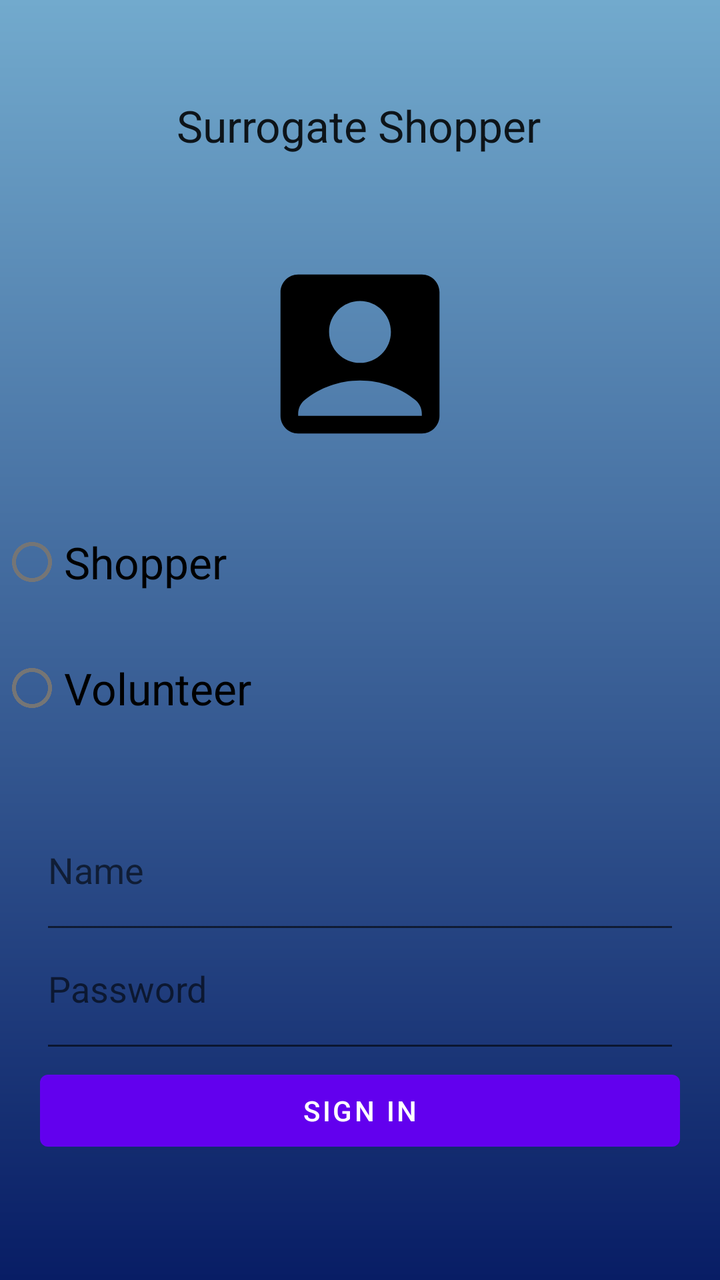
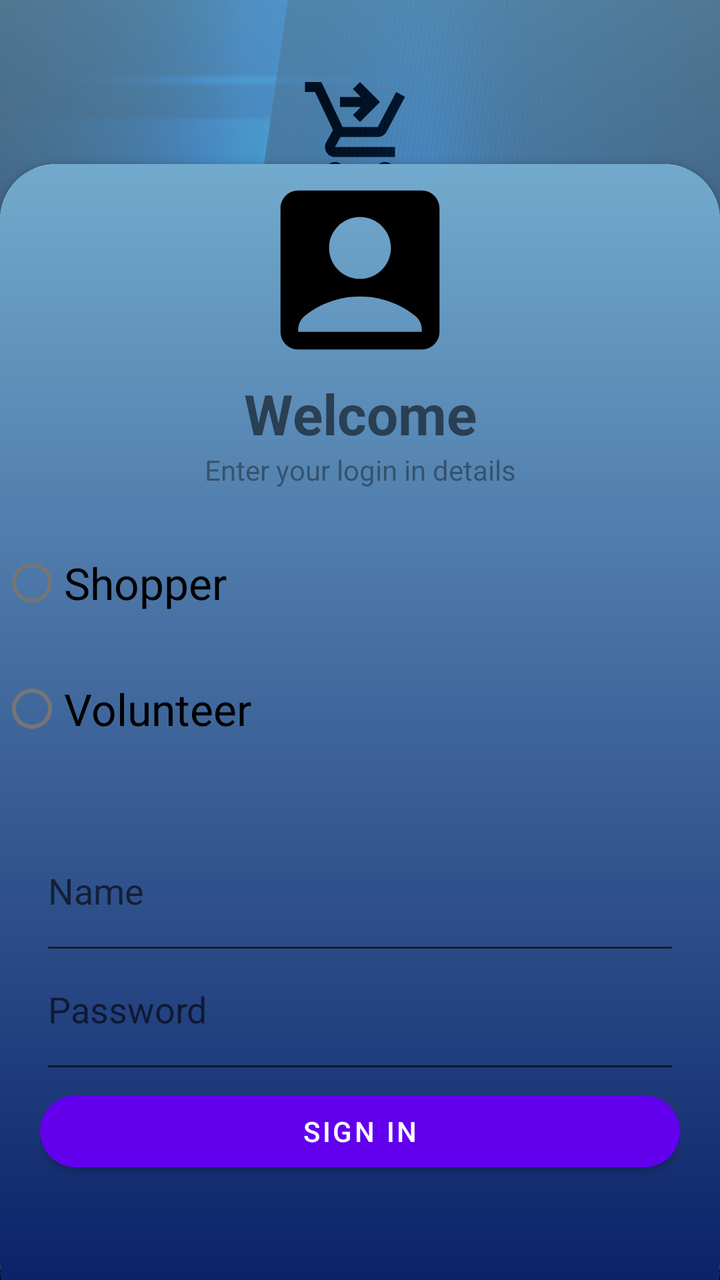

Two renders of the same Android screen: before a commit and after it. Below are the layout's source before the change and the commit's diff.
<!-- AndroidManifest.xml: activity theme Theme.MaterialComponents.DayNight.NoActionBar -->
<!-- res/layout/activity_main.xml -->
<?xml version="1.0" encoding="utf-8"?>
<androidx.constraintlayout.widget.ConstraintLayout xmlns:android="http://schemas.android.com/apk/res/android"
    xmlns:app="http://schemas.android.com/apk/res-auto"
    xmlns:tools="http://schemas.android.com/tools"
    android:layout_width="match_parent"
    android:layout_height="match_parent"
    android:background="@drawable/pgae_bg"
    tools:context=".MainActivity">


    <LinearLayout
        android:layout_width="match_parent"
        android:layout_height="wrap_content"
        android:layout_marginTop="124dp"
        android:gravity="center"
        android:orientation="vertical"
        app:layout_constraintTop_toTopOf="parent"
        tools:layout_editor_absoluteX="16dp">

        <ImageView
            android:layout_width="136dp"
            android:layout_height="106dp"
            android:src="@drawable/account_icon">

        </ImageView>

        <TextView
            android:id="@+id/textView"
            android:layout_width="match_parent"
            android:layout_height="wrap_content" />

        <RadioGroup
            android:layout_width="match_parent"
            android:layout_height="match_parent">

            <RadioButton
                android:id="@+id/radShopper"
                android:layout_width="match_parent"
                android:layout_height="64dp"
                android:text="Shopper"
                android:textAppearance="@style/TextAppearance.AppCompat.Large" />

            <RadioButton
                android:id="@+id/radVolunteer"
                android:layout_width="match_parent"
                android:layout_height="62dp"
                android:text="Volunteer"
                android:textAppearance="@style/TextAppearance.AppCompat.Large" />

        </RadioGroup>

        <LinearLayout
            android:layout_width="match_parent"
            android:layout_height="match_parent"
            android:orientation="vertical"
            android:padding="20dp">

            <EditText
                android:id="@+id/etName"
                android:layout_width="match_parent"
                android:layout_height="77dp"
                android:ems="10"
                android:hint="Name"

                android:inputType="textPersonName" />

            <EditText
                android:id="@+id/etPassword"
                android:layout_width="match_parent"
                android:layout_height="wrap_content"
                android:ems="10"
                android:hint="Password"
                android:inputType="textPassword"
                android:paddingBottom="25dp" />

            <Button
                android:id="@+id/btnSign"
                android:layout_width="match_parent"
                android:layout_height="wrap_content"
                android:text="Sign In"

                />
        </LinearLayout>


    </LinearLayout>

    <TextView
        android:id="@+id/textView2"
        android:layout_width="wrap_content"
        android:layout_height="wrap_content"
        android:layout_marginTop="48dp"
        android:text="Surrogate Shopper"
        android:textAppearance="@style/TextAppearance.AppCompat.Large"
        app:layout_constraintEnd_toEndOf="parent"
        app:layout_constraintHorizontal_bias="0.498"
        app:layout_constraintStart_toStartOf="parent"
        app:layout_constraintTop_toTopOf="parent" />


</androidx.constraintlayout.widget.ConstraintLayout>
<!-- resources referenced by this layout -->
<resources>
  <!-- drawable account_icon (drawable) -->
  <vector android:height="24dp" android:tint="#000000"
      android:viewportHeight="24" android:viewportWidth="24"
      android:width="24dp" xmlns:android="http://schemas.android.com/apk/res/android">
      <path android:fillColor="@android:color/white" android:pathData="M19,3H5C3.9,3 3,3.9 3,5v14c0,1.1 0.9,2 2,2h14c1.1,0 2,-0.9 2,-2V5C21,3.9 20.1,3 19,3zM12,6c1.93,0 3.5,1.57 3.5,3.5c0,1.93 -1.57,3.5 -3.5,3.5s-3.5,-1.57 -3.5,-3.5C8.5,7.57 10.07,6 12,6zM19,19H5v-0.23c0,-0.62 0.28,-1.2 0.76,-1.58C7.47,15.82 9.64,15 12,15s4.53,0.82 6.24,2.19c0.48,0.38 0.76,0.97 0.76,1.58V19z"/>
  </vector>
  <!-- drawable pgae_bg (drawable) -->
  <?xml version="1.0" encoding="utf-8"?>
  <shape xmlns:android="http://schemas.android.com/apk/res/android">
  
      <gradient android:type="linear" android:angle="100" android:startColor="#72AACD" android:endColor="#081D65"/>
  
  </shape>
</resources>

<!-- the commit's change to res/layout/activity_main.xml (unified diff, before → after) -->
@@ -1,101 +1,166 @@
 <?xml version="1.0" encoding="utf-8"?>
-<androidx.constraintlayout.widget.ConstraintLayout xmlns:android="http://schemas.android.com/apk/res/android"
+<RelativeLayout xmlns:android="http://schemas.android.com/apk/res/android"
     xmlns:app="http://schemas.android.com/apk/res-auto"
     xmlns:tools="http://schemas.android.com/tools"
     android:layout_width="match_parent"
     android:layout_height="match_parent"
-    android:background="@drawable/pgae_bg"
+   android:background="@drawable/backg"
     tools:context=".MainActivity">
 
 
-    <LinearLayout
+    <RelativeLayout
         android:layout_width="match_parent"
-        android:layout_height="wrap_content"
-        android:layout_marginTop="124dp"
-        android:gravity="center"
-        android:orientation="vertical"
-        app:layout_constraintTop_toTopOf="parent"
-        tools:layout_editor_absoluteX="16dp">
-
-        <ImageView
-            android:layout_width="136dp"
-            android:layout_height="106dp"
-            android:src="@drawable/account_icon">
-
-        </ImageView>
-
-        <TextView
-            android:id="@+id/textView"
-            android:layout_width="match_parent"
-            android:layout_height="wrap_content" />
-
-        <RadioGroup
-            android:layout_width="match_parent"
-            android:layout_height="match_parent">
-
-            <RadioButton
-                android:id="@+id/radShopper"
-                android:layout_width="match_parent"
-                android:layout_height="64dp"
-                android:text="Shopper"
-                android:textAppearance="@style/TextAppearance.AppCompat.Large" />
-
-            <RadioButton
-                android:id="@+id/radVolunteer"
-                android:layout_width="match_parent"
-                android:layout_height="62dp"
-                android:text="Volunteer"
-                android:textAppearance="@style/TextAppearance.AppCompat.Large" />
-
-        </RadioGroup>
+        android:layout_height="match_parent"
+        android:alpha="0.7"
+        android:background="@drawable/pgae_bg">
 
         <LinearLayout
             android:layout_width="match_parent"
+            android:layout_height="175dp"
+
+            android:layout_marginBottom="21dp"
+            android:gravity="center"
+
+            android:orientation="vertical"
+            android:padding="28dp">
+
+            <ImageView
+                android:layout_width="wrap_content"
+                android:layout_height="wrap_content"
+                android:src="@drawable/logo_icon"></ImageView>
+
+            <TextView
+                android:layout_width="wrap_content"
+                android:layout_height="wrap_content"
+                android:fontFamily="sans-serif-medium"
+                android:text="Surrogate Shopper"
+                android:textColor="@color/black"
+                android:textSize="32sp"
+                android:textStyle="bold"></TextView>
+
+        </LinearLayout>
+
+        <LinearLayout
+            android:layout_width="match_parent"
+            android:layout_height="wrap_content"
+            android:layout_alignParentTop="true"
+            android:layout_marginTop="180dp"
+            android:gravity="center"
+            android:orientation="vertical"
+            app:layout_constraintTop_toTopOf="parent"
+            tools:layout_editor_absoluteX="0dp">
+
+
+        </LinearLayout>
+    </RelativeLayout>
+
+    <androidx.cardview.widget.CardView
+        android:layout_width="match_parent"
+        android:layout_height="wrap_content"
+        android:layout_alignParentBottom="true"
+        app:cardCornerRadius="28dp"
+        android:layout_marginBottom="-20dp"
+
+>
+s
+        <LinearLayout
+            android:layout_width="match_parent"
             android:layout_height="match_parent"
+            android:gravity="center"
             android:orientation="vertical"
-            android:padding="20dp">
+            android:background="@drawable/pgae_bg">
 
-            <EditText
-                android:id="@+id/etName"
-                android:layout_width="match_parent"
-                android:layout_height="77dp"
-                android:ems="10"
-                android:hint="Name"
+            <ImageView
+                android:layout_width="136dp"
+                android:layout_height="106dp"
+                android:src="@drawable/account_icon">
 
-                android:inputType="textPersonName" />
+            </ImageView>
 
-            <EditText
-                android:id="@+id/etPassword"
+            <TextView
+                android:id="@+id/welcomeLogin"
                 android:layout_width="match_parent"
                 android:layout_height="wrap_content"
-                android:ems="10"
-                android:hint="Password"
-                android:inputType="textPassword"
-                android:paddingBottom="25dp" />
+                android:text="Welcome"
+                android:gravity="center"
+                android:textSize="28sp"
+                android:textStyle="bold" />
 
-            <Button
-                android:id="@+id/btnSign"
+            <TextView
+                android:id="@+id/enterDetails"
                 android:layout_width="match_parent"
                 android:layout_height="wrap_content"
-                android:text="Sign In"
+                android:alpha="0.7"
+                android:gravity="center"
+                android:text="Enter your login in details" />
 
-                />
-        </LinearLayout>
+            <View
+                android:layout_width="wrap_content"
+                android:layout_height="15dp"></View>
+            <RadioGroup
+                android:layout_width="match_parent"
+                android:layout_height="match_parent">
+
+                <RadioButton
+                    android:id="@+id/radShopper"
+                    android:layout_width="match_parent"
+                    android:layout_height="64dp"
+                    android:text="Shopper"
+                    android:textAppearance="@style/TextAppearance.AppCompat.Large" />
+
+                <RadioButton
+                    android:id="@+id/radVolunteer"
+                    android:layout_width="match_parent"
+                    android:layout_height="62dp"
+                    android:text="Volunteer"
+                    android:textAppearance="@style/TextAppearance.AppCompat.Large" />
+
+                <LinearLayout
+                    android:layout_width="match_parent"
+                    android:layout_height="match_parent"
+                    android:orientation="vertical"
+                    android:padding="20dp">
+
+                    <EditText
+                        android:id="@+id/etName"
+                        android:layout_width="match_parent"
+                        android:layout_height="77dp"
+                        android:ems="10"
+                        android:hint="Name"
+
+                        android:inputType="textPersonName" />
+
+                    <EditText
+                        android:id="@+id/etPassword"
+                        android:layout_width="match_parent"
+                        android:layout_height="wrap_content"
+                        android:ems="10"
+                        android:hint="Password"
+                        android:inputType="textPassword"
+                        android:paddingBottom="25dp" />
 
 
-    </LinearLayout>
+                    <com.google.android.material.button.MaterialButton
+                        android:layout_width="match_parent"
+                        android:layout_height="wrap_content"
+                        android:onClick="doSignIn"
+                        android:text="Sign in"
+                        app:cornerRadius="32dp">
 
-    <TextView
-        android:id="@+id/textView2"
-        android:layout_width="wrap_content"
-        android:layout_height="wrap_content"
-        android:layout_marginTop="48dp"
-        android:text="Surrogate Shopper"
-        android:textAppearance="@style/TextAppearance.AppCompat.Large"
-        app:layout_constraintEnd_toEndOf="parent"
-        app:layout_constraintHorizontal_bias="0.498"
-        app:layout_constraintStart_toStartOf="parent"
-        app:layout_constraintTop_toTopOf="parent" />
+                    </com.google.android.material.button.MaterialButton>
+
+                    <View
+                        android:layout_width="wrap_content"
+                        android:layout_height="50dp">
+
+                    </View>
+
+                </LinearLayout>
+
+            </RadioGroup>
+        </LinearLayout>
+    </androidx.cardview.widget.CardView>
 
 
-</androidx.constraintlayout.widget.ConstraintLayout>
+
+</RelativeLayout>
<!-- resource entries referenced after the edit -->
@@ -1,10 +1,18 @@
 <!-- resources referenced by this layout -->
 <resources>
+  <color name="black">#FF000000</color>
   <!-- drawable account_icon (drawable) -->
   <vector android:height="24dp" android:tint="#000000"
       android:viewportHeight="24" android:viewportWidth="24"
       android:width="24dp" xmlns:android="http://schemas.android.com/apk/res/android">
       <path android:fillColor="@android:color/white" android:pathData="M19,3H5C3.9,3 3,3.9 3,5v14c0,1.1 0.9,2 2,2h14c1.1,0 2,-0.9 2,-2V5C21,3.9 20.1,3 19,3zM12,6c1.93,0 3.5,1.57 3.5,3.5c0,1.93 -1.57,3.5 -3.5,3.5s-3.5,-1.57 -3.5,-3.5C8.5,7.57 10.07,6 12,6zM19,19H5v-0.23c0,-0.62 0.28,-1.2 0.76,-1.58C7.47,15.82 9.64,15 12,15s4.53,0.82 6.24,2.19c0.48,0.38 0.76,0.97 0.76,1.58V19z"/>
+  </vector>
+  <!-- drawable backg: jpg bitmap (drawable, 57808 bytes) -->
+  <!-- drawable logo_icon (drawable) -->
+  <vector android:height="60dp" android:tint="#000000"
+      android:viewportHeight="24" android:viewportWidth="24"
+      android:width="60dp" xmlns:android="http://schemas.android.com/apk/res/android">
+      <path android:fillColor="@android:color/white" android:pathData="M7,18c-1.1,0 -1.99,0.9 -1.99,2S5.9,22 7,22s2,-0.9 2,-2S8.1,18 7,18zM17,18c-1.1,0 -1.99,0.9 -1.99,2s0.89,2 1.99,2s2,-0.9 2,-2S18.1,18 17,18zM8.1,13h7.45c0.75,0 1.41,-0.41 1.75,-1.03L21,4.96L19.25,4l-3.7,7H8.53L4.27,2H1v2h2l3.6,7.59l-1.35,2.44C4.52,15.37 5.48,17 7,17h12v-2H7L8.1,13zM12,2l4,4l-4,4l-1.41,-1.41L12.17,7L8,7l0,-2l4.17,0l-1.59,-1.59L12,2z"/>
   </vector>
   <!-- drawable pgae_bg (drawable) -->
   <?xml version="1.0" encoding="utf-8"?>
